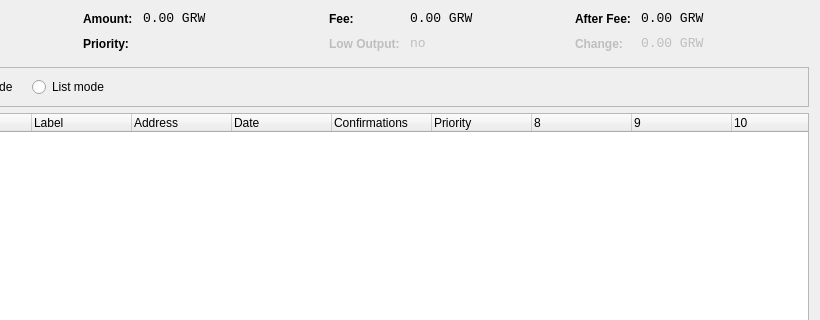
Old version of the form src/qt/forms/coincontroldialog.ui in the repository growersintl/growers; both pictures show x 180 to 1000 and y 0 to 320 of the 1000 by 500 pixel window.
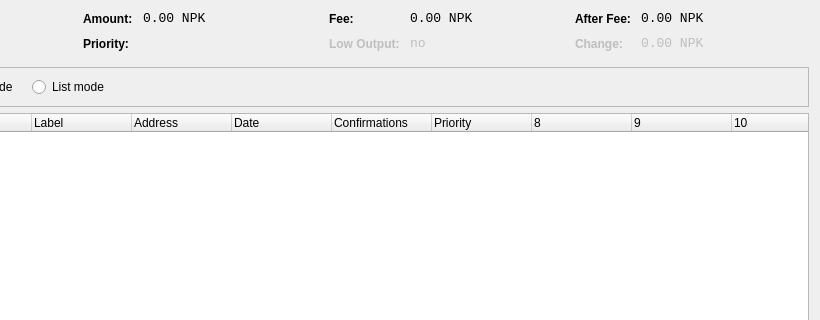
New version of the form. Custom widgets are drawn as their Qt base class.

Diff of the .ui file:
```diff
--- a/src/qt/forms/coincontroldialog.ui
+++ b/src/qt/forms/coincontroldialog.ui
@@ -141,7 +141,7 @@
           <enum>Qt::ActionsContextMenu</enum>
          </property>
          <property name="text">
-          <string notr="true">0.00 GRW</string>
+          <string notr="true">0.00 NPK</string>
          </property>
          <property name="textInteractionFlags">
           <set>Qt::LinksAccessibleByMouse|Qt::TextSelectableByKeyboard|Qt::TextSelectableByMouse</set>
@@ -221,7 +221,7 @@
           <enum>Qt::ActionsContextMenu</enum>
          </property>
          <property name="text">
-          <string notr="true">0.00 GRW</string>
+          <string notr="true">0.00 NPK</string>
          </property>
          <property name="textInteractionFlags">
           <set>Qt::LinksAccessibleByMouse|Qt::TextSelectableByKeyboard|Qt::TextSelectableByMouse</set>
@@ -307,7 +307,7 @@
           <enum>Qt::ActionsContextMenu</enum>
          </property>
          <property name="text">
-          <string notr="true">0.00 GRW</string>
+          <string notr="true">0.00 NPK</string>
          </property>
          <property name="textInteractionFlags">
           <set>Qt::LinksAccessibleByMouse|Qt::TextSelectableByKeyboard|Qt::TextSelectableByMouse</set>
@@ -345,7 +345,7 @@
           <enum>Qt::ActionsContextMenu</enum>
          </property>
          <property name="text">
-          <string notr="true">0.00 GRW</string>
+          <string notr="true">0.00 NPK</string>
          </property>
          <property name="textInteractionFlags">
           <set>Qt::LinksAccessibleByMouse|Qt::TextSelectableByKeyboard|Qt::TextSelectableByMouse</set>
```
